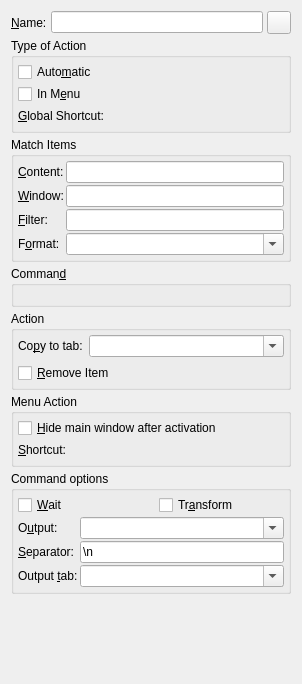
Before: the Qt Designer form src/ui/commandwidget.ui in hluk/CopyQ, drawn with Qt 5.
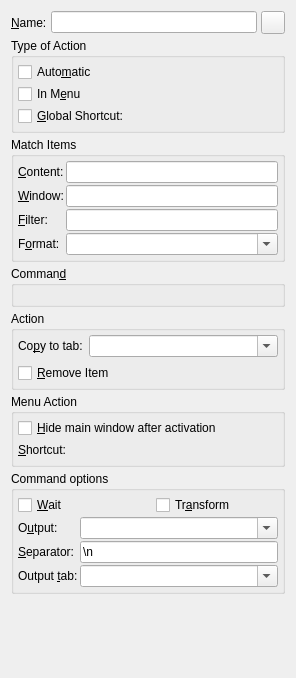
After: the same form once the commit is applied. Custom widgets are drawn as their Qt base class.

Commit message: Allow to quickly disable global shortcuts for a command

```diff
--- a/src/ui/commandwidget.ui
+++ b/src/ui/commandwidget.ui
@@ -6,8 +6,8 @@
    <rect>
     <x>0</x>
     <y>0</y>
-    <width>302</width>
-    <height>684</height>
+    <width>296</width>
+    <height>678</height>
    </rect>
   </property>
   <property name="focusPolicy">
@@ -91,17 +91,17 @@
       <item>
        <layout class="QHBoxLayout" name="horizontalLayout_4">
         <item>
-         <widget class="QLabel" name="labelGlobalShortcut">
+         <widget class="QCheckBox" name="checkBoxGlobalShortcut">
           <property name="text">
            <string>&amp;Global Shortcut:</string>
           </property>
-          <property name="buddy">
-           <cstring>shortcutButtonGlobalShortcut</cstring>
-          </property>
          </widget>
         </item>
         <item>
          <widget class="ShortcutButton" name="shortcutButtonGlobalShortcut" native="true">
+          <property name="enabled">
+           <bool>false</bool>
+          </property>
           <property name="focusPolicy">
            <enum>Qt::WheelFocus</enum>
           </property>
```
The commit also changes 4 other files.
